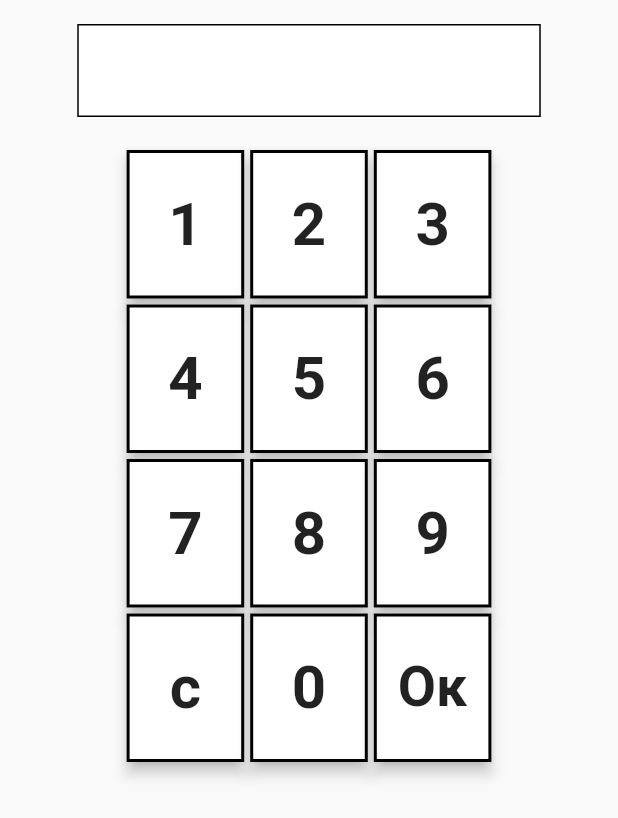
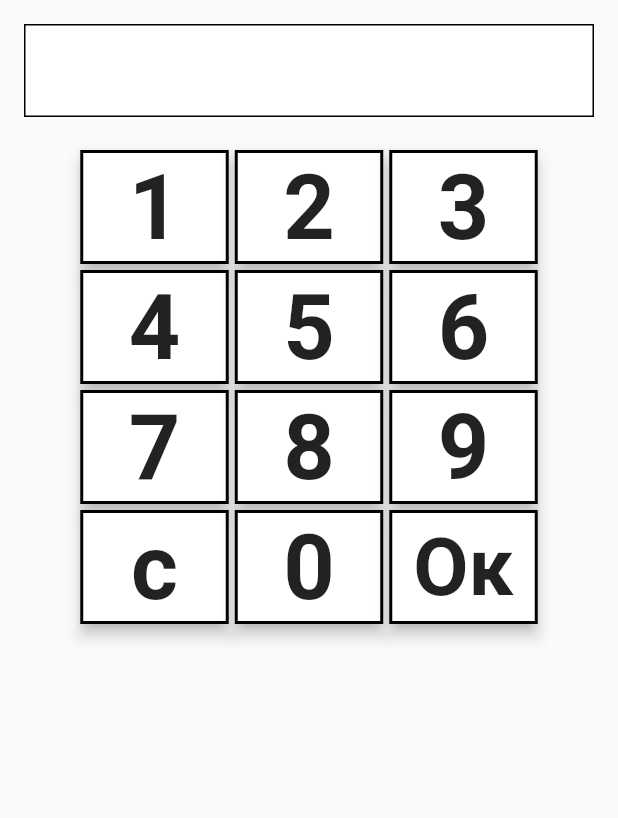
Before and after one commit to OpenRbt/mobile-wash-control, a Flutter app: the AuthPage screen opened by its route, after a tap on "Ок", on a phone screen of 412 x 824 dp. Shown: the top 818 px of the screen. Run offline on Flutter 3.47's test engine with Material 2 defaults, Android fonts, the phone set to English and light mode, and no system bars; missing offline and left inert: ping_discover_network, wifi.

Commit message:
auth page imrpovements

```diff
--- a/lib/AuthPage.dart
+++ b/lib/AuthPage.dart
@@ -1,6 +1,6 @@
 import 'package:flutter/material.dart';
 import 'package:mobile_wash_control/CommonElements.dart';
-import 'dart:math';
+import 'package:flutter/services.dart';
 
 class AuthPage extends StatefulWidget {
   @override
@@ -15,8 +15,8 @@ class _AuthPageState extends State<AuthPage> {
 
   void _authCheck(SessionData sessionData) {
     if (_displayedSymbols.toString() == "[0, 0, 0, 0]") {
+      SystemChrome.setPreferredOrientations([]);
       Navigator.pop(context);
-      Navigator.pushNamed(context, '/home', arguments: sessionData);
     }
   }
 
@@ -25,14 +25,23 @@ class _AuthPageState extends State<AuthPage> {
     final SessionData sessionData = ModalRoute.of(context).settings.arguments;
     double screenH = MediaQuery.of(context).size.height;
     double screenW = MediaQuery.of(context).size.width;
-    return Scaffold(body: SafeArea(child: OrientationBuilder(
+
+    SystemChrome.setPreferredOrientations([
+      DeviceOrientation.portraitUp,
+      DeviceOrientation.portraitDown,
+    ]);
+
+    return WillPopScope(onWillPop: () async {
+      SystemNavigator.pop();
+      return false;
+    }, child: Scaffold(body: SafeArea(child: OrientationBuilder(
       builder: (context, orientation) {
         return new Container(
             width: screenW,
             height: screenH,
             child: Padding(
                 padding: const EdgeInsets.all(16.0),
-                child: Column(children: [
+                child: ListView(children: [
                   Container(
                     height: 62,
                     width: screenW / 4 * 3,
@@ -86,14 +95,14 @@ class _AuthPageState extends State<AuthPage> {
                   )
                 ])));
       },
-    )));
+    ))));
   }
 
   Widget _keyPadKey(String text, double screenW, double screenH,
       {SessionData sessionData}) {
     return Container(
-        width: screenW / 5,
-        height: screenH / 8,
+        width: screenW / 4,
+        height: 80,
         padding: EdgeInsets.all(2),
         child: RaisedButton(
           shape: RoundedRectangleBorder(
@@ -104,9 +113,7 @@ class _AuthPageState extends State<AuthPage> {
           child: FittedBox(
               fit: BoxFit.fitWidth,
               child: Text(text,
-                  style: TextStyle(
-                      fontSize: 40,
-                      fontWeight: FontWeight.bold))),
+                  style: TextStyle(fontSize: 60, fontWeight: FontWeight.bold))),
           onPressed: () {
             switch (text) {
               case 'Ок':
--- a/lib/main.dart
+++ b/lib/main.dart
@@ -12,6 +12,7 @@ import 'package:mobile_wash_control/ProgramsMenu.dart';
 import 'package:mobile_wash_control/ServersPage.dart';
 import 'package:mobile_wash_control/SettingsMenu.dart';
 import 'package:mobile_wash_control/StatisticsMenu.dart';
+
 import 'package:wifi/wifi.dart';
 import 'package:ping_discover_network/ping_discover_network.dart';
 
```
